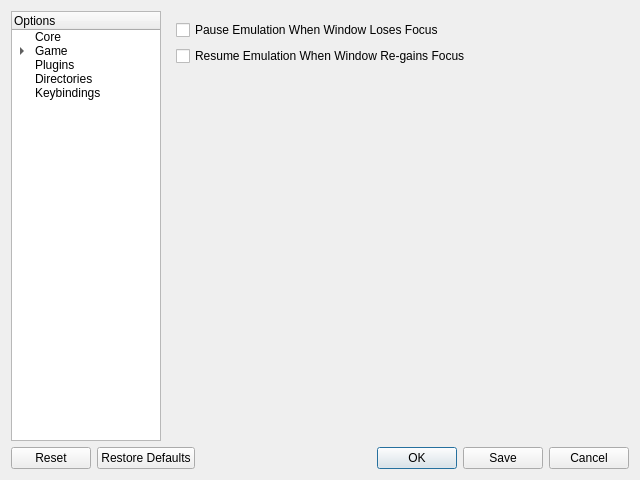
Before: the Qt Designer form Source/RMG/UserInterface/Dialog/SettingsDialog.ui in Rosalie241/RMG, drawn with Qt 5.
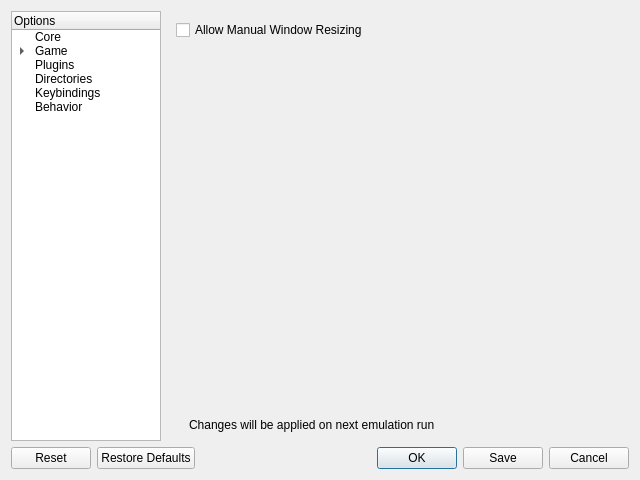
After: the same form once the commit is applied. The open tabs and pages were chosen to show the change. Icons and pictures are not drawn.

Commit message: Allow manual resizing

Patch:
```diff
--- a/Source/RMG/UserInterface/Dialog/SettingsDialog.ui
+++ b/Source/RMG/UserInterface/Dialog/SettingsDialog.ui
@@ -96,6 +96,11 @@
            <string>Keybindings</string>
           </property>
          </item>
+         <item>
+          <property name="text">
+           <string>Behavior</string>
+          </property>
+         </item>
         </widget>
        </item>
        <item>
@@ -1709,14 +1714,7 @@
            <item>
             <widget class="QCheckBox" name="pauseEmulationOnFocusLoss">
              <property name="text">
-              <string>Pause Emulation When Window Loses Focus</string>
-             </property>
-            </widget>
-           </item>
-           <item>
-            <widget class="QCheckBox" name="resumeEmulationOnFocus">
-             <property name="text">
-              <string>Resume Emulation When Window Re-gains Focus</string>
+              <string>Allow Manual Window Resizing</string>
              </property>
             </widget>
            </item>
@@ -1733,6 +1731,48 @@
              </property>
             </spacer>
            </item>
+           <item>
+            <layout class="QHBoxLayout" name="emulationInfoLayout_8">
+             <item>
+              <widget class="QLabel" name="label_25">
+               <property name="sizePolicy">
+                <sizepolicy hsizetype="Minimum" vsizetype="Preferred">
+                 <horstretch>0</horstretch>
+                 <verstretch>0</verstretch>
+                </sizepolicy>
+               </property>
+               <property name="text">
+                <string/>
+               </property>
+               <property name="pixmap">
+                <pixmap resource="SettingsDialog.qrc">:/newPrefix/Resource/Info.ico</pixmap>
+               </property>
+               <property name="wordWrap">
+                <bool>false</bool>
+               </property>
+              </widget>
+             </item>
+             <item>
+              <widget class="QLabel" name="label_26">
+               <property name="sizePolicy">
+                <sizepolicy hsizetype="Expanding" vsizetype="Minimum">
+                 <horstretch>0</horstretch>
+                 <verstretch>0</verstretch>
+                </sizepolicy>
+               </property>
+               <property name="midLineWidth">
+                <number>1</number>
+               </property>
+               <property name="text">
+                <string>Changes will be applied on next emulation run</string>
+               </property>
+               <property name="textFormat">
+                <enum>Qt::PlainText</enum>
+               </property>
+              </widget>
+             </item>
+            </layout>
+           </item>
           </layout>
          </widget>
         </widget>
```
Left out of the diff: 4 changed lines with no effect on the pictures. The commit also changes 10 other files.
